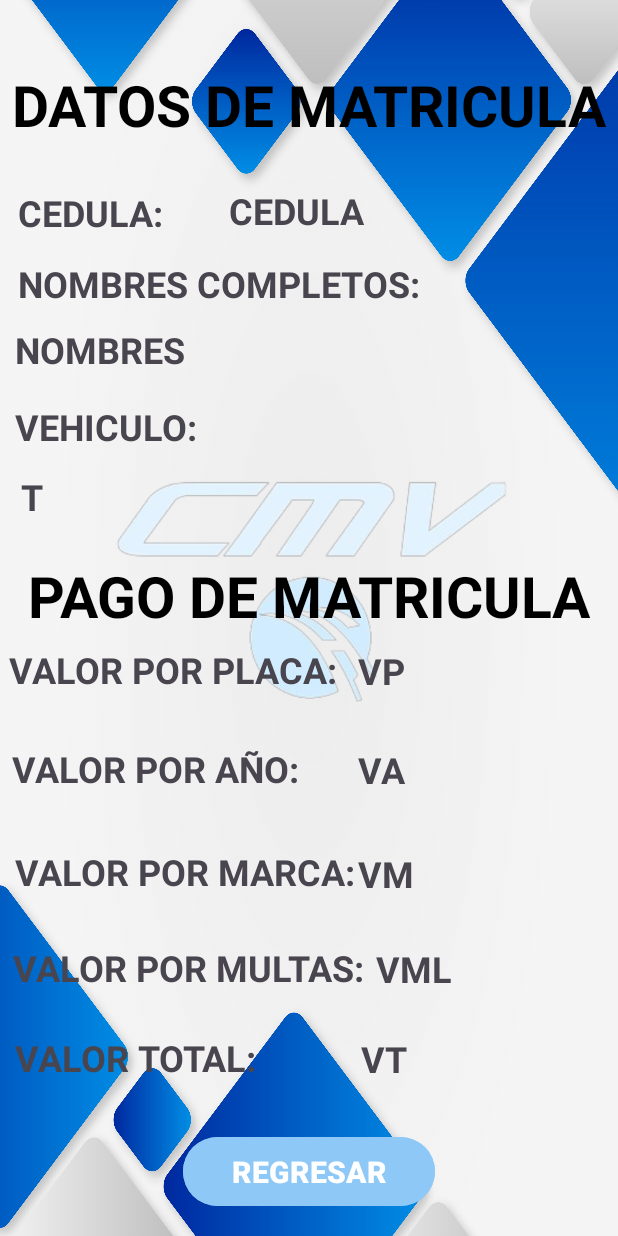
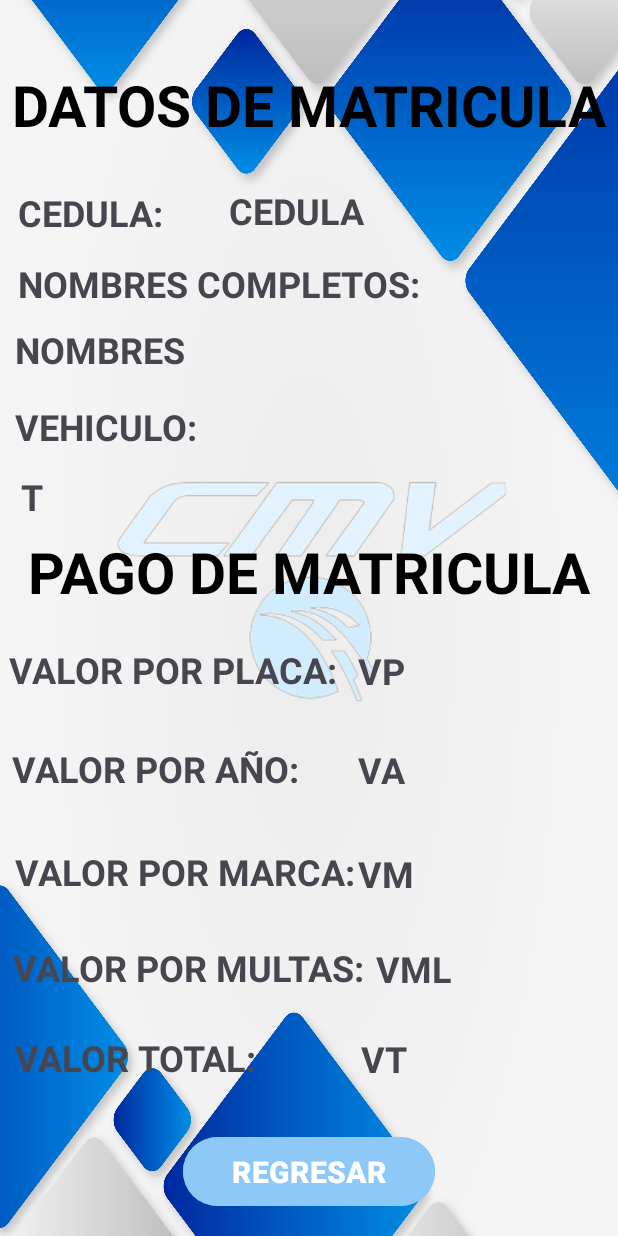
Before and after one commit to BryanEnriquez1/ExamenParcial1, an Android app: the layout activity_datos_matricula.xml on its own in the app's theme, with its tools: preview values and no code run, on a phone screen of 412 x 824 dp. Run offline under Robolectric (Android 15) with nearby library versions, the phone set to English and light mode, and no system bars.

Commit message:
EDICION FINAL DE LA APP

```diff
--- a/app/src/main/java/com/baec/matriculavehiculo/DatosMatricula.java
+++ b/app/src/main/java/com/baec/matriculavehiculo/DatosMatricula.java
@@ -110,7 +110,8 @@ public class DatosMatricula extends AppCompatActivity {
         int sueldoBasico = 435;
         if (cantidadMultas > 0) {
             double porcentajeMulta = 0.25;
-            return sueldoBasico * porcentajeMulta;
+            double valorMulta = sueldoBasico * porcentajeMulta;
+            return valorMulta;
         }
         return 0;
     }
--- a/app/src/main/res/layout/activity_datos_matricula.xml
+++ b/app/src/main/res/layout/activity_datos_matricula.xml
@@ -222,7 +222,7 @@
         app:layout_constraintEnd_toEndOf="parent"
         app:layout_constraintStart_toStartOf="parent"
         app:layout_constraintTop_toTopOf="parent"
-        app:layout_constraintVertical_bias="0.482" />
+        app:layout_constraintVertical_bias="0.461" />
 
     <TextView
         android:id="@+id/tvTipo"
```
